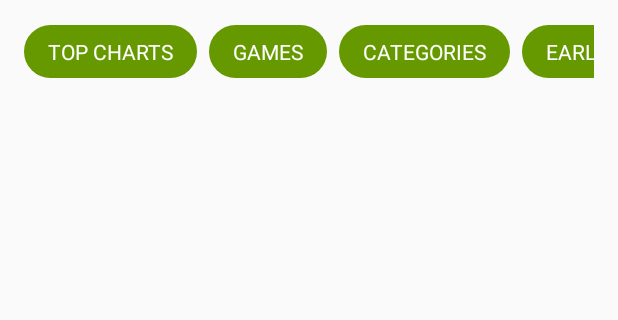
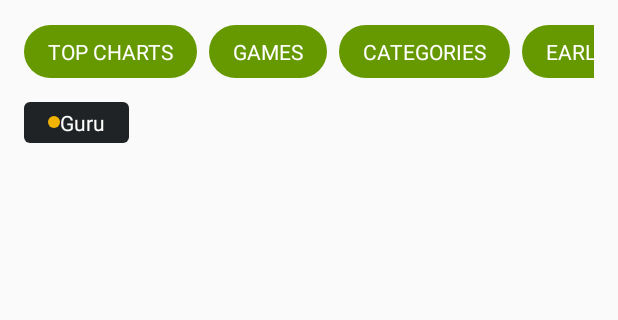
Before and after one commit to wolfemm/BadgeLayout, an Android app: the screen it shows after launch (BadgeLayoutActivity), after a tap on "2. From code", on a phone screen of 412 x 824 dp, the part 208-528 px from its top. Run offline under Robolectric (Android 15) with nearby library versions, the phone set to English and light mode, and no system bars.

Commit message:
Add support of text position customisation

```diff
--- a/badgelayout/src/main/java/au/com/dardle/widget/BadgeLayout.java
+++ b/badgelayout/src/main/java/au/com/dardle/widget/BadgeLayout.java
@@ -41,9 +41,9 @@ public class BadgeLayout extends FrameLayout {
 
     private int mSpacing;
     private int mBadgeBackgroundResId;
+    private BadgeTextPosition mBadgeTextPosition;
 
     private ColorStateList mBadgeTextColors;
-
     private int mBadgeTextSize;
 
     public interface OnBadgeClickedListener {
@@ -75,6 +75,7 @@ public class BadgeLayout extends FrameLayout {
                 .BadgeLayout);
         mSpacing = tintTypedArray.getDimensionPixelSize(R.styleable.BadgeLayout_spacing, 8);
         mBadgeBackgroundResId = tintTypedArray.getResourceId(R.styleable.BadgeLayout_badgeBackground, 0);
+        mBadgeTextPosition = BadgeTextPosition.values()[tintTypedArray.getInt(R.styleable.BadgeLayout_badgeTextPosition, BadgeTextPosition.BOTTOM.ordinal())];
 
         // Badge text color
         if (tintTypedArray.hasValue(R.styleable.BadgeLayout_badgeTextColor)) {
@@ -157,17 +158,19 @@ public class BadgeLayout extends FrameLayout {
     public void setBadgeBackground(int badgeBackgroundResId) {
         mBadgeBackgroundResId = badgeBackgroundResId;
 
-        for (Badge badge : mBadges) {
-            badge.updateView();
-        }
+        update();
+    }
+
+    public void setBadgeTextPosition(BadgeTextPosition badgeTextPosition) {
+        mBadgeTextPosition = badgeTextPosition;
+
+        update();
     }
 
     public void setBadgeTextColor(ColorStateList badgeTextColor) {
         mBadgeTextColors = badgeTextColor;
 
-        for (Badge badge : mBadges) {
-            badge.updateView();
-        }
+        update();
     }
 
     public void addOnBadgeClickedListener(@NonNull OnBadgeClickedListener onBadgeClickedListener) {
@@ -249,6 +252,12 @@ public class BadgeLayout extends FrameLayout {
         }
     }
 
+    private void update() {
+        for (Badge badge : mBadges) {
+            badge.updateView();
+        }
+    }
+
 
     /**
      * The Badge
@@ -317,6 +326,9 @@ public class BadgeLayout extends FrameLayout {
         }
     }
 
+    public enum BadgeTextPosition {
+        LEFT, TOP, RIGHT, BOTTOM
+    }
 
     /**
      * The default badge view
@@ -334,13 +346,16 @@ public class BadgeLayout extends FrameLayout {
             super(context);
 
             // By default, icon and text are placed vertically and aligned to the center
-            setOrientation(VERTICAL);
+            if (mBadgeTextPosition.equals(BadgeTextPosition.BOTTOM) || mBadgeTextPosition.equals(BadgeTextPosition.TOP)) {
+                setOrientation(VERTICAL);
+            } else {
+                setOrientation(HORIZONTAL);
+            }
             setGravity(Gravity.CENTER);
 
             // Add image view for the icon
             mImageView = new ImageView(context);
             mImageView.setLayoutParams(new LayoutParams(LayoutParams.WRAP_CONTENT, LayoutParams.WRAP_CONTENT));
-            addView(mImageView);
 
             // Add text view for the text
             mTextView = new TextView(context);
@@ -350,7 +365,14 @@ public class BadgeLayout extends FrameLayout {
             if (mBadgeTextSize != -1) {
                 mTextView.setTextSize(mBadgeTextSize);
             }
-            addView(mTextView);
+
+            if (mBadgeTextPosition.equals(BadgeTextPosition.TOP) || mBadgeTextPosition.equals(BadgeTextPosition.LEFT)) {
+                addView(mTextView);
+                addView(mImageView);
+            } else {
+                addView(mImageView);
+                addView(mTextView);
+            }
         }
 
         @Override
@@ -416,4 +438,5 @@ public class BadgeLayout extends FrameLayout {
             }
         }
     }
+
 }
--- a/sample/src/main/java/au/com/dardle/sample/badgelayout/BadgeLayoutActivity.java
+++ b/sample/src/main/java/au/com/dardle/sample/badgelayout/BadgeLayoutActivity.java
@@ -84,6 +84,7 @@ public class BadgeLayoutActivity extends AppCompatActivity {
 
             setupDefaultBadgeLayout();
             setupAppBadgeLayout();
+            setupSoBadgeLayout();
         }
 
         @Override
@@ -150,6 +151,22 @@ public class BadgeLayoutActivity extends AppCompatActivity {
                     .newBadge()
                     .setText("EDITORS' CHOICE"));
         }
+
+        private void setupSoBadgeLayout() {
+            BadgeLayout soBadgeLayout = (BadgeLayout) getActivity().findViewById(R.id.so_badge_layout);
+            soBadgeLayout.addOnBadgeClickedListener(this);
+
+            soBadgeLayout.setBadgeBackground(R.drawable.background_so_badge);
+            soBadgeLayout.setSpacing((int) (getResources().getDisplayMetrics().density * 8));
+            soBadgeLayout.setBadgeTextColor(ResourcesCompat.getColorStateList(getResources(), android.R.color.white, getContext().getTheme()));
+            soBadgeLayout.setBadgeTextPosition(BadgeLayout.BadgeTextPosition.RIGHT);
+
+            // Add badges
+            soBadgeLayout.addBadge(soBadgeLayout
+                    .newBadge()
+                    .setText("Guru")
+                    .setIcon(ResourcesCompat.getDrawable(getResources(), R.drawable.ic_so_badge_gold, getContext().getTheme())));
+        }
     }
 
     public static class BadgeLayoutFragment extends Fragment implements BadgeLayout.OnBadgeClickedListener {
--- /dev/null
+++ b/sample/src/main/res/drawable/background_so_badge.xml
@@ -0,0 +1,15 @@
+<?xml version="1.0" encoding="utf-8"?>
+<shape xmlns:android="http://schemas.android.com/apk/res/android"
+    android:shape="rectangle">
+
+    <corners android:radius="4dp" />
+
+    <padding
+        android:bottom="4dp"
+        android:left="16dp"
+        android:right="16dp"
+        android:top="4dp" />
+
+    <solid android:color="#ff202325" />
+
+</shape>
--- /dev/null
+++ b/sample/src/main/res/drawable/ic_so_badge_gold.xml
@@ -0,0 +1,10 @@
+<?xml version="1.0" encoding="utf-8"?>
+<shape xmlns:android="http://schemas.android.com/apk/res/android"
+    android:shape="oval">
+
+    <size
+        android:width="8dp"
+        android:height="8dp" />
+    <solid android:color="#fff3b303" />
+
+</shape>
--- a/sample/src/main/res/layout/fragment_badge_layout_from_code.xml
+++ b/sample/src/main/res/layout/fragment_badge_layout_from_code.xml
@@ -22,4 +22,17 @@
 
     </HorizontalScrollView>
 
+    <HorizontalScrollView
+        android:layout_width="match_parent"
+        android:layout_height="wrap_content"
+        android:layout_marginTop="16dp"
+        android:scrollbars="none">
+
+        <au.com.dardle.widget.BadgeLayout
+            android:id="@+id/so_badge_layout"
+            android:layout_width="wrap_content"
+            android:layout_height="wrap_content" />
+
+    </HorizontalScrollView>
+
 </LinearLayout>
```
Also changed, not shown: badgelayout/src/main/res/values/attrs.xml (+8 -0 lines), sample/src/main/res/layout/fragment_badge_layout_from_xml.xml (+23 -0 lines).
